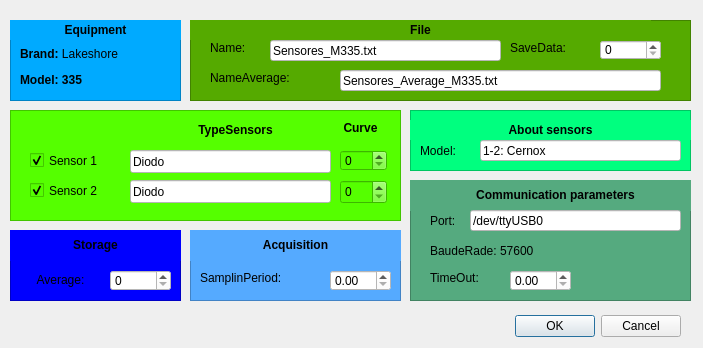
This is MonTemp/tercera.ui in Julian-RC/Inter-Mon-Temp as Qt 5 draws it before an edit. The edited form follows.
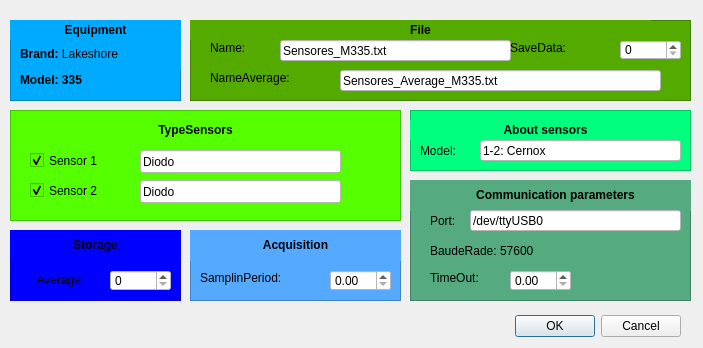
This is the edited form.

Patch:
```diff
--- a/MonTemp/tercera.ui
+++ b/MonTemp/tercera.ui
@@ -171,7 +171,7 @@
      <rect>
       <x>20</x>
       <y>40</y>
-      <width>91</width>
+      <width>101</width>
       <height>21</height>
      </rect>
     </property>
@@ -201,7 +201,7 @@
    <widget class="QLabel" name="label_7">
     <property name="geometry">
      <rect>
-      <x>160</x>
+      <x>120</x>
       <y>10</y>
       <width>131</width>
       <height>20</height>
@@ -211,43 +211,10 @@
      <string>&lt;html&gt;&lt;head/&gt;&lt;body&gt;&lt;p align=&quot;center&quot;&gt;&lt;span style=&quot; font-weight:600;&quot;&gt;TypeSensors&lt;/span&gt;&lt;/p&gt;&lt;/body&gt;&lt;/html&gt;</string>
     </property>
    </widget>
-   <widget class="QLabel" name="label_21">
-    <property name="geometry">
-     <rect>
-      <x>320</x>
-      <y>10</y>
-      <width>61</width>
-      <height>16</height>
-     </rect>
-    </property>
-    <property name="text">
-     <string>&lt;html&gt;&lt;head/&gt;&lt;body&gt;&lt;p align=&quot;center&quot;&gt;&lt;span style=&quot; font-weight:600;&quot;&gt;Curve&lt;/span&gt;&lt;/p&gt;&lt;/body&gt;&lt;/html&gt;</string>
-    </property>
-   </widget>
-   <widget class="QSpinBox" name="spinBox_11">
-    <property name="geometry">
-     <rect>
-      <x>330</x>
-      <y>40</y>
-      <width>47</width>
-      <height>21</height>
-     </rect>
-    </property>
-   </widget>
-   <widget class="QSpinBox" name="spinBox_12">
-    <property name="geometry">
-     <rect>
-      <x>330</x>
-      <y>70</y>
-      <width>47</width>
-      <height>24</height>
-     </rect>
-    </property>
-   </widget>
    <widget class="QLineEdit" name="lineEdit_11">
     <property name="geometry">
      <rect>
-      <x>120</x>
+      <x>130</x>
       <y>40</y>
       <width>201</width>
       <height>23</height>
@@ -264,7 +231,7 @@
    <widget class="QLineEdit" name="lineEdit_12">
     <property name="geometry">
      <rect>
-      <x>120</x>
+      <x>130</x>
       <y>70</y>
       <width>201</width>
       <height>23</height>
@@ -303,7 +270,7 @@
      <rect>
       <x>10</x>
       <y>19</y>
-      <width>151</width>
+      <width>161</width>
       <height>31</height>
      </rect>
     </property>
@@ -375,7 +342,7 @@
      <rect>
       <x>20</x>
       <y>20</y>
-      <width>51</width>
+      <width>61</width>
       <height>16</height>
      </rect>
     </property>
@@ -399,7 +366,7 @@
    <widget class="QLineEdit" name="name_5">
     <property name="geometry">
      <rect>
-      <x>80</x>
+      <x>90</x>
       <y>20</y>
       <width>231</width>
       <height>21</height>
@@ -415,7 +382,7 @@
    <widget class="QSpinBox" name="savedata_3">
     <property name="geometry">
      <rect>
-      <x>410</x>
+      <x>430</x>
       <y>20</y>
       <width>61</width>
       <height>20</height>
@@ -493,7 +460,7 @@
      <rect>
       <x>0</x>
       <y>10</y>
-      <width>281</width>
+      <width>271</width>
       <height>20</height>
      </rect>
     </property>
```
